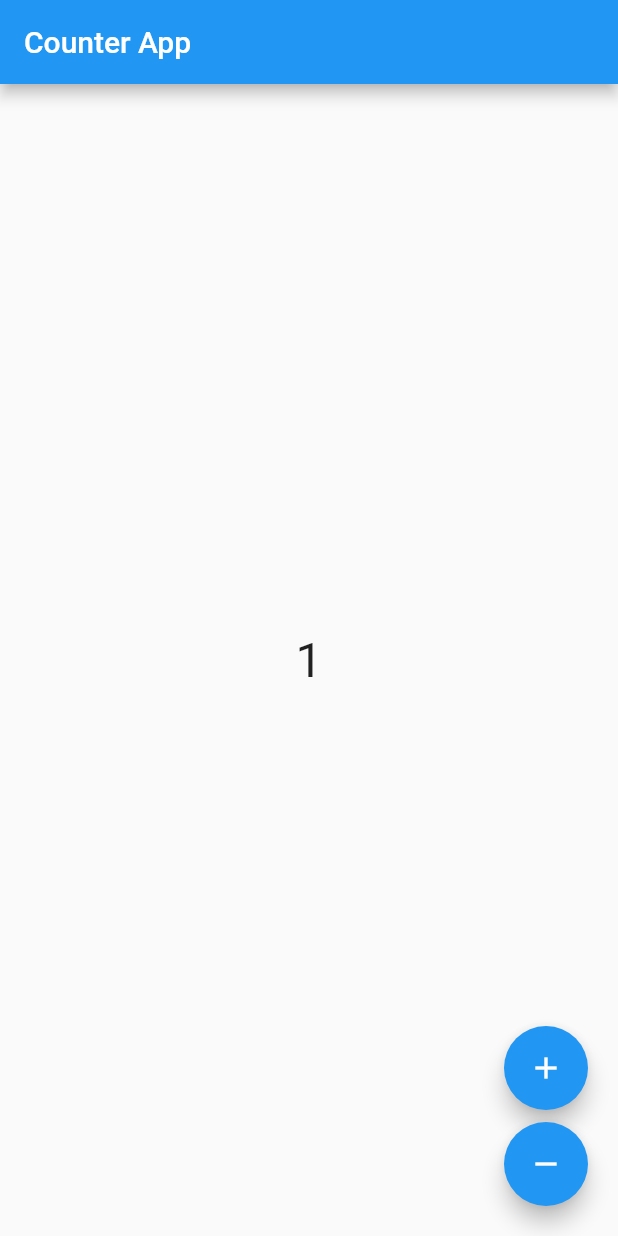
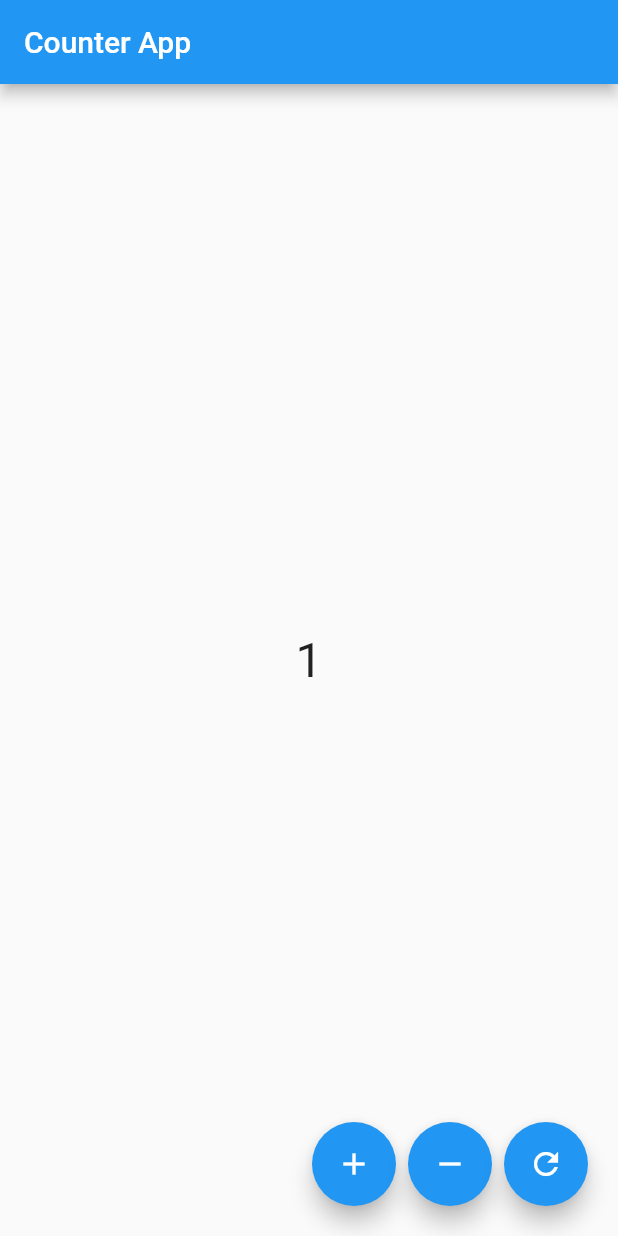
Before and after one commit to MuhammadIdees/bloc_apps, a Flutter app: the screen it shows after launch, after a tap on the "add" icon, on a phone screen of 412 x 824 dp. Run offline on Flutter 3.47's test engine with Material 2 defaults, Android fonts, the phone set to English and light mode, and no system bars; our stand-ins replace flutter_bloc.

```diff
--- a/counter_app/lib/counter_bloc.dart
+++ b/counter_app/lib/counter_bloc.dart
@@ -1,13 +1,14 @@
 import 'package:flutter_bloc/flutter_bloc.dart';
 
 /// We need to specify the events that are going to take place
-/// when the app is used. In out counter app their are only two
+/// when the app is used. In out counter app their are only three
 /// events so we'll use an enum
 ///
 /// increment: for incrementing count
 /// decrement: for decrementing count
+/// reset: reset counter to init state
 
-enum CounterEvent { increment, decrement }
+enum CounterEvent { increment, decrement, reset }
 
 /// The bloc will react on those events and update the state occordingly
 ///
@@ -29,6 +30,8 @@ class CounterBloc extends Bloc<CounterEvent, int> {
       case CounterEvent.decrement:
         yield state - 1;
         break;
+      case CounterEvent.reset:
+        yield initialState;
     }
   }
 
--- a/counter_app/lib/ui/counter_ui.dart
+++ b/counter_app/lib/ui/counter_ui.dart
@@ -23,9 +23,10 @@ class CounterPage extends StatelessWidget {
         },
       ),
 
-      floatingActionButton: Column(
-        crossAxisAlignment: CrossAxisAlignment.end,
+      floatingActionButton: Row(
+        crossAxisAlignment: CrossAxisAlignment.center,
         mainAxisAlignment: MainAxisAlignment.end,
+        mainAxisSize: MainAxisSize.max,
         children: <Widget>[
           Padding(
             padding: EdgeInsets.all(4.0),
@@ -45,6 +46,15 @@ class CounterPage extends StatelessWidget {
               }
             ),
           ),
+          Padding(
+            padding: EdgeInsets.all(4.0),
+            child: FloatingActionButton(
+              child: Icon(Icons.refresh),
+              onPressed: (){
+                counterBloc.add(CounterEvent.reset);
+              }
+            ),
+          ),
         ],
       ),
     );
```
